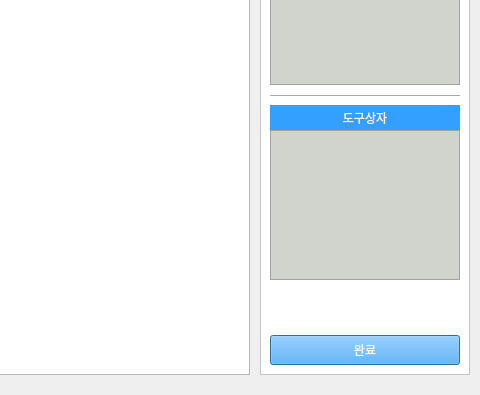
Qt form GUI/ui_dir/Topology.ui (5drone/KSJr3DF-Project) before a commit; both pictures show x 470 to 950 and y 355 to 750 of the 950 by 750 pixel window.
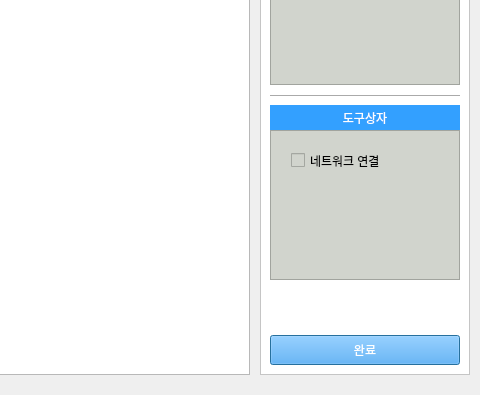
The same form after that commit. Icons and pictures are not drawn.

Commit message: PyQt & QtDesigner GUI (최민철 - 1127)

```diff
--- a/GUI/ui_dir/Topology.ui
+++ b/GUI/ui_dir/Topology.ui
@@ -76,6 +76,19 @@
        <height>148</height>
       </rect>
      </property>
+     <widget class="QCheckBox" name="network_checkBox">
+      <property name="geometry">
+       <rect>
+        <x>20</x>
+        <y>20</y>
+        <width>121</width>
+        <height>19</height>
+       </rect>
+      </property>
+      <property name="text">
+       <string>네트워크 연결</string>
+      </property>
+     </widget>
     </widget>
    </widget>
    <widget class="QScrollArea" name="First_scrollArea">
```
The commit also changes 3 other files.
